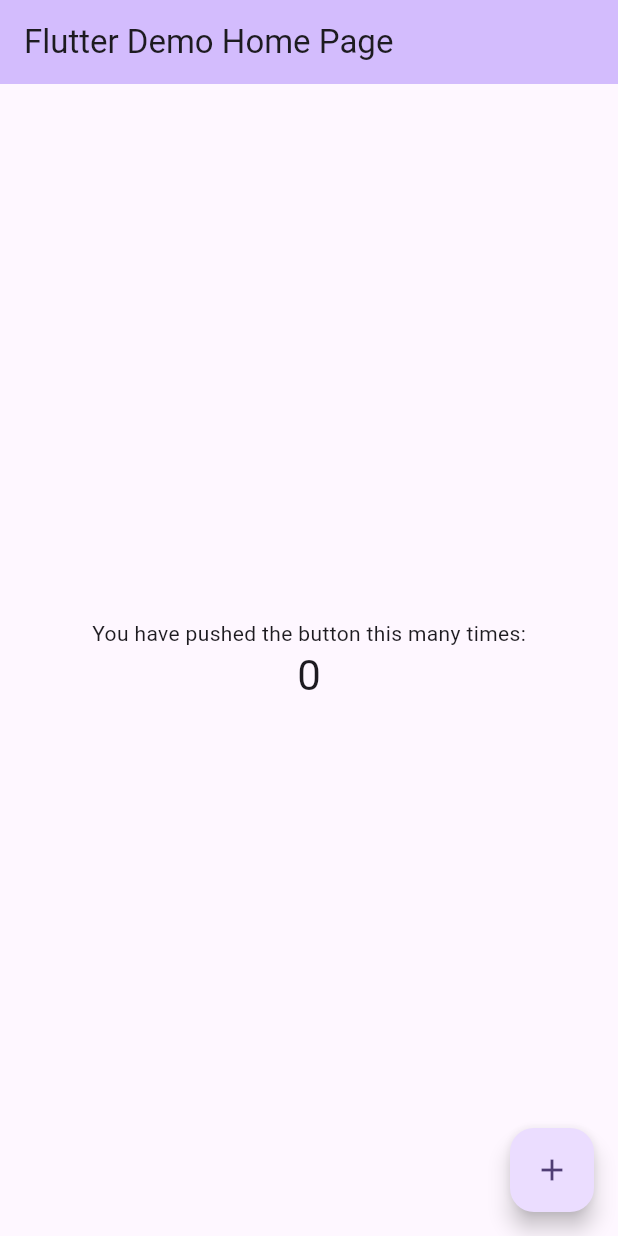
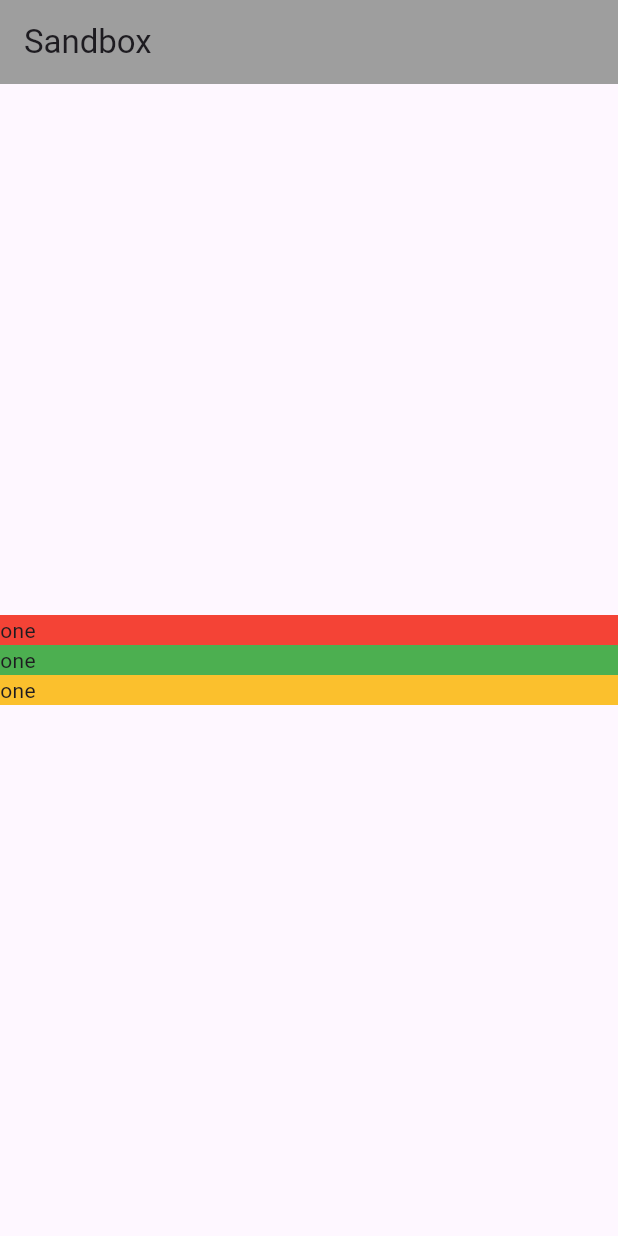
Before and after one commit to smcmenzie/flutter_shoutout, a Flutter app: the screen it shows after launch, on a phone screen of 412 x 824 dp. Run offline on Flutter 3.47's test engine with Material 3 defaults, Android fonts, the phone set to English and light mode, and no system bars.

Commit message:
Quick commit

```diff
--- a/lib/main.dart
+++ b/lib/main.dart
@@ -1,125 +1,63 @@
 import 'package:flutter/material.dart';
+import 'package:shoutout/model/shoutout.dart';
+import 'package:shoutout/pages/home.dart';
 
 void main() {
-  runApp(const MyApp());
+
+  createModel();
+
+  runApp(const MaterialApp(
+    // home: Home()
+    home: Sandbox()
+  ));
 }
 
-class MyApp extends StatelessWidget {
-  const MyApp({super.key});
+void createModel() {
+  ShoutOut shoutOut1 = ShoutOut('Rachel');
 
-  // This widget is the root of your application.
+  List shoutOuts = [shoutOut1];
+
+  ShoutOut shoutOut2 = ShoutOut('Katherine');
+  shoutOuts.add(shoutOut2);
+
+  print("There are ${shoutOuts.length}");
+}
+
+//this Sandbox is only for testing. To use it change
+//    home: Home()
+//      to
+//    home: Sandbox()
+class Sandbox extends StatelessWidget {
+  const Sandbox({super.key});
+
   @override
   Widget build(BuildContext context) {
-    return MaterialApp(
-      title: 'Flutter Demo',
-      theme: ThemeData(
-        // This is the theme of your application.
-        //
-        // TRY THIS: Try running your application with "flutter run". You'll see
-        // the application has a purple toolbar. Then, without quitting the app,
-        // try changing the seedColor in the colorScheme below to Colors.green
-        // and then invoke "hot reload" (save your changes or press the "hot
-        // reload" button in a Flutter-supported IDE, or press "r" if you used
-        // the command line to start the app).
-        //
-        // Notice that the counter didn't reset back to zero; the application
-        // state is not lost during the reload. To reset the state, use hot
-        // restart instead.
-        //
-        // This works for code too, not just values: Most code changes can be
-        // tested with just a hot reload.
-        colorScheme: ColorScheme.fromSeed(seedColor: Colors.deepPurple),
-        useMaterial3: true,
+    return Scaffold(
+      appBar: AppBar(
+        title: const Text('Sandbox'),
+        backgroundColor: Colors.grey,
       ),
-      home: const MyHomePage(title: 'Flutter Demo Home Page'),
+      body: Column(
+        crossAxisAlignment: CrossAxisAlignment.stretch,
+        mainAxisAlignment: MainAxisAlignment.center,
+        children: [
+          Container(
+            width: 100,
+            color: Colors.red,
+            child: const Text('one'),
+          ),
+          Container(
+            width: 200,
+            color: Colors.green,
+            child: const Text('one'),
+          ),
+          Container(
+            width: 300,
+            color: Colors.yellow[700],
+            child: const Text('one'),
+          ),
+        ],
+      )
     );
   }
 }
-
-class MyHomePage extends StatefulWidget {
-  const MyHomePage({super.key, required this.title});
-
-  // This widget is the home page of your application. It is stateful, meaning
-  // that it has a State object (defined below) that contains fields that affect
-  // how it looks.
-
-  // This class is the configuration for the state. It holds the values (in this
-  // case the title) provided by the parent (in this case the App widget) and
-  // used by the build method of the State. Fields in a Widget subclass are
-  // always marked "final".
-
-  final String title;
-
-  @override
-  State<MyHomePage> createState() => _MyHomePageState();
-}
-
-class _MyHomePageState extends State<MyHomePage> {
-  int _counter = 0;
-
-  void _incrementCounter() {
-    setState(() {
-      // This call to setState tells the Flutter framework that something has
-      // changed in this State, which causes it to rerun the build method below
-      // so that the display can reflect the updated values. If we changed
-      // _counter without calling setState(), then the build method would not be
-      // called again, and so nothing would appear to happen.
-      _counter++;
-    });
-  }
-
-  @override
-  Widget build(BuildContext context) {
-    // This method is rerun every time setState is called, for instance as done
-    // by the _incrementCounter method above.
-    //
-    // The Flutter framework has been optimized to make rerunning build methods
-    // fast, so that you can just rebuild anything that needs updating rather
-    // than having to individually change instances of widgets.
-    return Scaffold(
-      appBar: AppBar(
-        // TRY THIS: Try changing the color here to a specific color (to
-        // Colors.amber, perhaps?) and trigger a hot reload to see the AppBar
-        // change color while the other colors stay the same.
-        backgroundColor: Theme.of(context).colorScheme.inversePrimary,
-        // Here we take the value from the MyHomePage object that was created by
-        // the App.build method, and use it to set our appbar title.
-        title: Text(widget.title),
-      ),
-      body: Center(
-        // Center is a layout widget. It takes a single child and positions it
-        // in the middle of the parent.
-        child: Column(
-          // Column is also a layout widget. It takes a list of children and
-          // arranges them vertically. By default, it sizes itself to fit its
-          // children horizontally, and tries to be as tall as its parent.
-          //
-          // Column has various properties to control how it sizes itself and
-          // how it positions its children. Here we use mainAxisAlignment to
-          // center the children vertically; the main axis here is the vertical
-          // axis because Columns are vertical (the cross axis would be
-          // horizontal).
-          //
-          // TRY THIS: Invoke "debug painting" (choose the "Toggle Debug Paint"
-          // action in the IDE, or press "p" in the console), to see the
-          // wireframe for each widget.
-          mainAxisAlignment: MainAxisAlignment.center,
-          children: <Widget>[
-            const Text(
-              'You have pushed the button this many times:',
-            ),
-            Text(
-              '$_counter',
-              style: Theme.of(context).textTheme.headlineMedium,
-            ),
-          ],
-        ),
-      ),
-      floatingActionButton: FloatingActionButton(
-        onPressed: _incrementCounter,
-        tooltip: 'Increment',
-        child: const Icon(Icons.add),
-      ), // This trailing comma makes auto-formatting nicer for build methods.
-    );
-  }
-}
--- a/lib/pages/home.dart
+++ b/lib/pages/home.dart
@@ -2,8 +2,6 @@ import 'package:flutter/material.dart';
 
 class Home extends StatelessWidget {
   const Home({super.key});
-
-
 
   @override
   Widget build(BuildContext context) {
```
Also changed, not shown: 1 other file.
